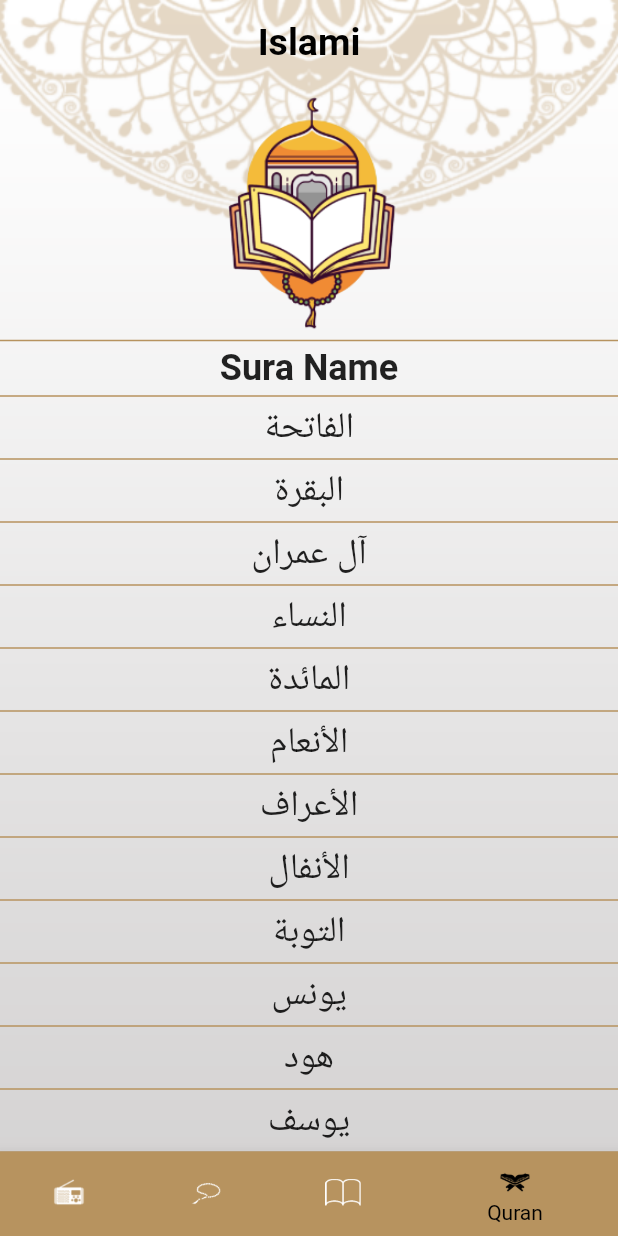
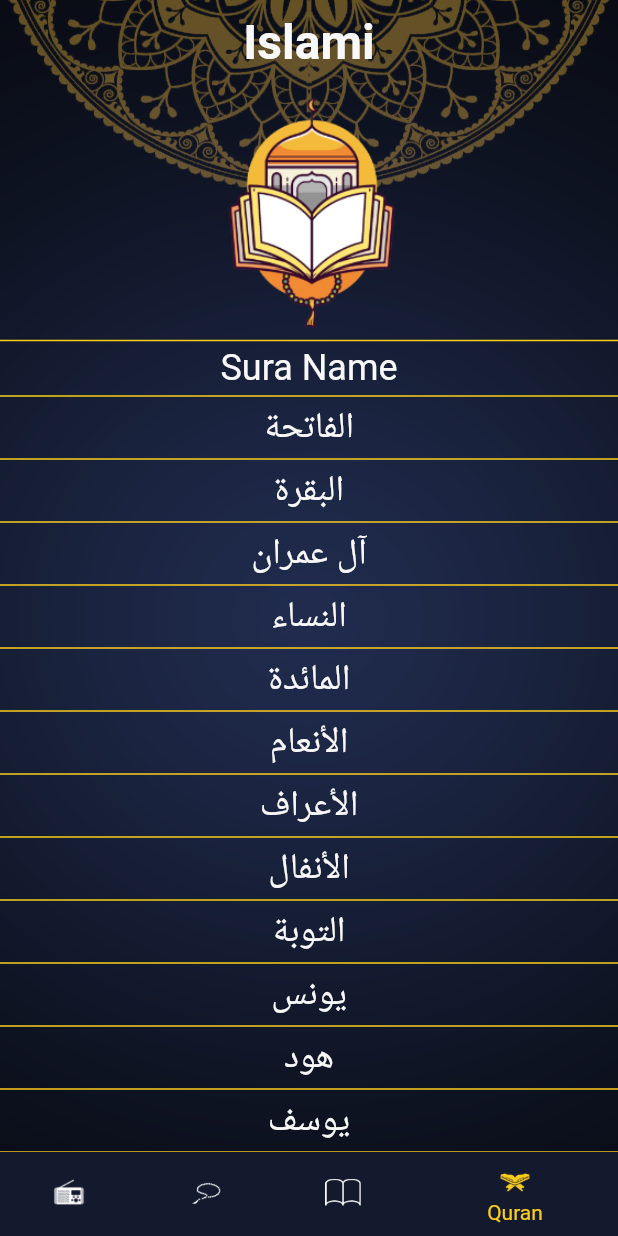
Before and after one commit to AbdullahGamal1/Isalmi, a Flutter app: the screen it shows after launch, on a phone screen of 412 x 824 dp. Run offline on Flutter 3.47's test engine with Material 2 defaults, Android fonts, the phone set to English and light mode, and no system bars.

Commit message:
+ finished theming mode attributes as design

```diff
--- a/lib/Ui/home/hadeth/hadeth.dart
+++ b/lib/Ui/home/hadeth/hadeth.dart
@@ -21,15 +21,17 @@ class _HadethTabState extends State<HadethTab> {
       Container(
         width: double.infinity,
         height: 1,
-        color: Theme.of(context).primaryColor,
+        color: Theme.of(context).canvasColor,
         margin: EdgeInsets.symmetric(vertical: 4),
       ),
-      Text('Hadeeth Number',
-          style: TextStyle(fontSize: 24, fontWeight: FontWeight.bold)),
+      Text(
+        'Hadeeth Number',
+        style: Theme.of(context).textTheme.displayMedium,
+      ),
       Container(
         width: double.infinity,
         height: 1,
-        color: Theme.of(context).primaryColor,
+        color: Theme.of(context).canvasColor,
         margin: EdgeInsets.symmetric(vertical: 4),
       ),
       Expanded(
@@ -47,7 +49,7 @@ class _HadethTabState extends State<HadethTab> {
                       itemCount: allHadethList.length,
                       separatorBuilder: (context, index) {
                         return Container(
-                            color: Theme.of(context).primaryColor,
+                            color: Theme.of(context).canvasColor,
                             height: 1,
                             width: double.infinity,
                             margin: EdgeInsets.symmetric(horizontal: 64));
--- a/lib/Ui/home/hadeth/hadeth_datails.dart
+++ b/lib/Ui/home/hadeth/hadeth_datails.dart
@@ -1,5 +1,7 @@
 import 'package:flutter/material.dart';
 import 'package:islami/Ui/home/hadeth/hadeth.dart';
+
+import '../../my_theme_data.dart';
 
 class HadethDetailsWidget extends StatelessWidget {
   static const String routName = 'HadethDetailsWidget';
@@ -11,32 +13,36 @@ class HadethDetailsWidget extends StatelessWidget {
     return Container(
         decoration: BoxDecoration(
             image: DecorationImage(
-              image: AssetImage('assets/images/background.png'),
+                image: AssetImage(MyThemeData.themeMode == ThemeMode.dark
+                    ? 'assets/images/dark_background.png'
+                    : 'assets/images/background.png'),
                 fit: BoxFit.fill)),
         child: Scaffold(
             appBar: AppBar(
-            title: Text(Hargs.title),
+              title: Text(
+                Hargs.title,
+                style: Theme.of(context).textTheme.displayMedium,
               ),
-          body: Column(
-            children: [
+            ),
+            body: Column(children: [
               Expanded(
                   child: Card(
-                margin: EdgeInsets.symmetric(horizontal: 12, vertical: 48),
+                      margin:
+                          EdgeInsets.symmetric(horizontal: 12, vertical: 48),
                       shape: RoundedRectangleBorder(
                           // to mack circular card around contant
                           borderRadius: BorderRadius.circular(24)),
                       child: SingleChildScrollView(
-                  child: Text(Hargs.content,
+                        child: Text(
+                          Hargs.content,
                           textAlign: TextAlign.center,
-                      style: TextStyle(fontSize: 20)),
+                          style: Theme.of(context).textTheme.displaySmall,
                         ),
-              ))
-            ],
-          )
+                      ))),
+
               // Container(
               //     margin: EdgeInsets.symmetric(vertical: 60),
               //     child: SingleChildScrollView(child: Text(Hargs.content))),
-          ),
-    );
+            ])));
   }
 }
--- a/lib/Ui/home/hadeth/hadeth_title.dart
+++ b/lib/Ui/home/hadeth/hadeth_title.dart
@@ -15,12 +15,9 @@ class HadethtitleWidget extends StatelessWidget {
             arguments: Hadeth(hadeth.title, hadeth.content));
       },
       child: Container(
-        alignment: Alignment.center,
-        child: Text(hadeth.title,
-            style: TextStyle(
-              fontSize: 24,
-            )),
-      ),
+          alignment: Alignment.center,
+          child: Text(hadeth.title,
+              style: Theme.of(context).textTheme.displayMedium)),
     );
   }
 }
--- a/lib/Ui/home/home_screen.dart
+++ b/lib/Ui/home/home_screen.dart
@@ -3,6 +3,7 @@ import 'package:islami/Ui/home/hadeth/hadeth.dart';
 import 'package:islami/Ui/home/quran/quran.dart';
 import 'package:islami/Ui/home/radio/radio.dart';
 import 'package:islami/Ui/home/tasbeh/tasbeh.dart';
+import 'package:islami/Ui/my_theme_data.dart';
 
 class HomeScreen extends StatefulWidget {
   static const String routeName = "HomeScreen";
@@ -19,7 +20,9 @@ class _HomeScreenState extends State<HomeScreen> {
     return Container(
       decoration: BoxDecoration(
           image: DecorationImage(
-              image: AssetImage('assets/images/background.png'),
+              image: AssetImage(MyThemeData.themeMode == ThemeMode.dark
+                  ? 'assets/images/dark_background.png'
+                  : 'assets/images/background.png'),
               fit: BoxFit.fill)),
       child: Scaffold(
         backgroundColor: Colors.transparent,
@@ -28,10 +31,7 @@ class _HomeScreenState extends State<HomeScreen> {
           elevation: 0,
           title: Center(
               child: Text('Islami',
-                  style: TextStyle(
-                      fontSize: 25,
-                      fontWeight: FontWeight.bold,
-                      color: Colors.black))),
+                  style: Theme.of(context).textTheme.displayLarge)),
         ),
         bottomNavigationBar: BottomNavigationBar(
           currentIndex: selectedTabndex,
@@ -39,8 +39,8 @@ class _HomeScreenState extends State<HomeScreen> {
             selectedTabndex = index;
             setState(() {});
           },
-          selectedItemColor: Colors.black,
-          unselectedItemColor: Colors.white,
+          // selectedItemColor: Colors.black,
+          // unselectedItemColor: Colors.white,
           items: [
             BottomNavigationBarItem(
                 backgroundColor: Theme.of(context).primaryColor,
--- a/lib/Ui/home/quran/quran.dart
+++ b/lib/Ui/home/quran/quran.dart
@@ -129,15 +129,17 @@ class QuranTab extends StatelessWidget {
         Container(
           width: double.infinity,
           height: 1,
-          color: Theme.of(context).primaryColor,
+          color: Theme.of(context).canvasColor,
           margin: EdgeInsets.symmetric(vertical: 4),
         ),
-        Text('Sura Name',
-            style: TextStyle(fontSize: 24, fontWeight: FontWeight.bold)),
+        Text(
+          'Sura Name',
+          style: Theme.of(context).textTheme.displayMedium,
+        ),
         Container(
           width: double.infinity,
           height: 1,
-          color: Theme.of(context).primaryColor,
+          color: Theme.of(context).canvasColor,
           margin: EdgeInsets.symmetric(vertical: 4),
         ),
         Expanded(
@@ -153,7 +155,7 @@ class QuranTab extends StatelessWidget {
               return Container(
                 width: double.infinity,
                 height: 1,
-                color: Theme.of(context).primaryColor,
+                color: Theme.of(context).canvasColor,
                 margin: EdgeInsets.symmetric(vertical: 4),
               );
             },
--- a/lib/Ui/home/quran/sura_name_widget.dart
+++ b/lib/Ui/home/quran/sura_name_widget.dart
@@ -19,10 +19,7 @@ class SuraNameWidget extends StatelessWidget {
       child: Container(
         // to center sura names
         alignment: Alignment.center,
-        child: Text(title,
-            style: TextStyle(
-              fontSize: 24,
-            )),
+        child: Text(title, style: Theme.of(context).textTheme.displayMedium),
       ),
     );
   }
--- a/lib/Ui/home/sura_details/sura_details.dart
+++ b/lib/Ui/home/sura_details/sura_details.dart
@@ -1,6 +1,8 @@
 import 'package:flutter/material.dart';
 import 'package:flutter/services.dart';
 import 'package:islami/Ui/home/quran/sura_name_widget.dart';
+
+import '../../my_theme_data.dart';
 
 class SuraDetailsScreen extends StatefulWidget {
   static const String routename = 'SuraDetailsScreen';
@@ -25,7 +27,9 @@ class _SuraDetailsScreenState extends State<SuraDetailsScreen> {
     return Container(
       decoration: BoxDecoration(
           image: DecorationImage(
-              image: AssetImage('assets/images/background.png'),
+              image: AssetImage(MyThemeData.themeMode == ThemeMode.dark
+                  ? 'assets/images/dark_background.png'
+                  : 'assets/images/background.png'),
               fit: BoxFit.fill)),
       child: Scaffold(
         appBar: AppBar(title: Text(args.title)),
@@ -45,12 +49,13 @@ class _SuraDetailsScreenState extends State<SuraDetailsScreen> {
                           return Text(
                             chapterContent[index],
                             textAlign: TextAlign.center,
+                            style: Theme.of(context).textTheme.displaySmall,
                           );
                         },
                         itemCount: chapterContent.length,
                         separatorBuilder: (context, index) {
                           return Container(
-                            color: Theme.of(context).primaryColor,
+                            color: Theme.of(context).canvasColor,
                             height: 1,
                             width: double.infinity,
                             margin: EdgeInsets.symmetric(horizontal: 64),
--- /dev/null
+++ b/lib/Ui/my_theme_data.dart
@@ -0,0 +1,66 @@
+import 'package:flutter/material.dart';
+
+class MyThemeData {
+  static const Color lightPrimaryColor = Color(0xFFB7935F);
+  static const Color darkPrimaryColor = Color(0xFF141A2E);
+  static const Color lightAccentColor = Color(0xFFB7935F);
+  static const Color darkAccentCorol = Color(0xFFFACC1D);
+  static const Color lightMainTextColor = Color(0xFF242424);
+  static const Color darkMainTextColor = Color(0xFFF8F8F8);
+
+  static var lightTeme = ThemeData(
+      scaffoldBackgroundColor: Colors.transparent,
+      primaryColor: lightPrimaryColor,
+      canvasColor: lightAccentColor,
+      appBarTheme: const AppBarTheme(
+        iconTheme: IconThemeData(color: Colors.black),
+        color: Colors.transparent,
+        elevation: 0,
+        centerTitle: true,
+        titleTextStyle: TextStyle(
+            fontSize: 25, fontWeight: FontWeight.bold, color: Colors.black),
+      ),
+      bottomNavigationBarTheme: const BottomNavigationBarThemeData(
+          selectedItemColor: Colors.black, unselectedItemColor: Colors.white),
+      textTheme: TextTheme(
+          displayLarge: TextStyle(
+              color: lightMainTextColor,
+              fontSize: 32,
+              fontWeight: FontWeight.bold),
+          displayMedium: TextStyle(
+            fontSize: 24,
+            color: lightMainTextColor,
+          ),
+          displaySmall: TextStyle(fontSize: 20, color: lightMainTextColor)),
+      cardColor: lightPrimaryColor);
+
+  static var darkTheme = ThemeData(
+      scaffoldBackgroundColor: Colors.transparent,
+      primaryColor: darkPrimaryColor,
+      canvasColor: darkAccentCorol,
+      appBarTheme: const AppBarTheme(
+        iconTheme: IconThemeData(color: darkMainTextColor),
+        color: Colors.transparent,
+        elevation: 0,
+        centerTitle: true,
+        titleTextStyle: TextStyle(
+            fontSize: 25,
+            fontWeight: FontWeight.bold,
+            color: darkMainTextColor),
+      ),
+      bottomNavigationBarTheme: const BottomNavigationBarThemeData(
+          selectedItemColor: darkAccentCorol,
+          unselectedItemColor: Colors.white),
+      textTheme: TextTheme(
+          displayLarge: TextStyle(
+              color: darkMainTextColor,
+              fontSize: 32,
+              fontWeight: FontWeight.bold),
+          displayMedium: TextStyle(
+            fontSize: 24,
+            color: darkMainTextColor,
+          ),
+          displaySmall: TextStyle(fontSize: 20, color: darkMainTextColor)),
+      cardColor: darkPrimaryColor);
+  static ThemeMode themeMode = ThemeMode.dark;
+}
--- a/lib/main.dart
+++ b/lib/main.dart
@@ -2,6 +2,7 @@ import 'package:flutter/material.dart';
 import 'package:islami/Ui/home/hadeth/hadeth_datails.dart';
 import 'package:islami/Ui/home/home_screen.dart';
 import 'package:islami/Ui/home/sura_details/sura_details.dart';
+import 'package:islami/Ui/my_theme_data.dart';
 import 'package:islami/Ui/splash/splash_screen.dart';
 
 void main() {
@@ -19,20 +20,9 @@ class MyApp extends StatelessWidget {
         SuraDetailsScreen.routename: (_) => SuraDetailsScreen(),
         HadethDetailsWidget.routName: (_) => HadethDetailsWidget()
       },
-      theme: ThemeData(
-          scaffoldBackgroundColor: Colors.transparent,
-          primaryColor: Color(0xFFB7935F),
-          appBarTheme: AppBarTheme(
-            iconTheme: IconThemeData(color: Colors.black),
-            color: Colors.transparent,
-            elevation: 0,
-            centerTitle: true,
-            titleTextStyle: TextStyle(
-                fontSize: 25, fontWeight: FontWeight.bold, color: Colors.black),
-          ),
-          bottomNavigationBarTheme: BottomNavigationBarThemeData(
-              selectedItemColor: Colors.black,
-              unselectedItemColor: Colors.white)),
+      theme: MyThemeData.lightTeme,
+      darkTheme: MyThemeData.darkTheme,
+      themeMode: MyThemeData.themeMode,
     );
   }
 }
```
Also changed, not shown: assets/files/1.txt (line endings or trailing spaces), assets/images/dark_background.png (added), 2 other files. Lines whose indentation alone changed are shown as unchanged.
